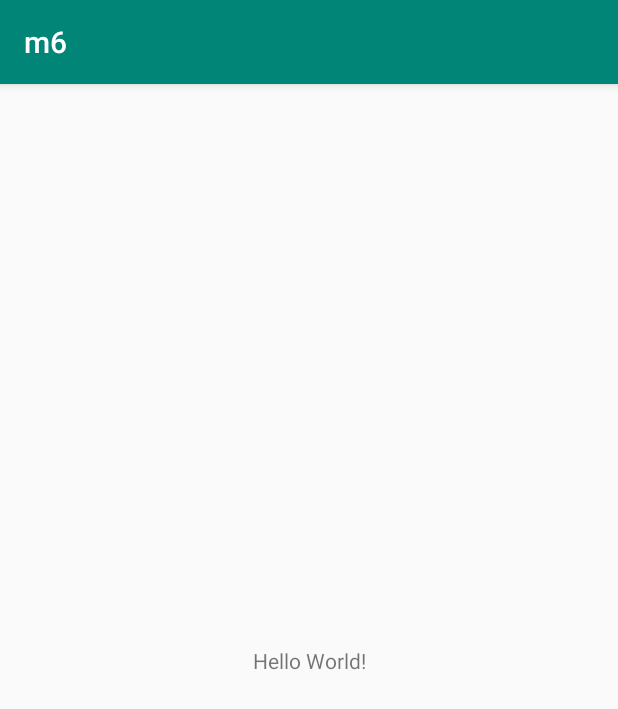
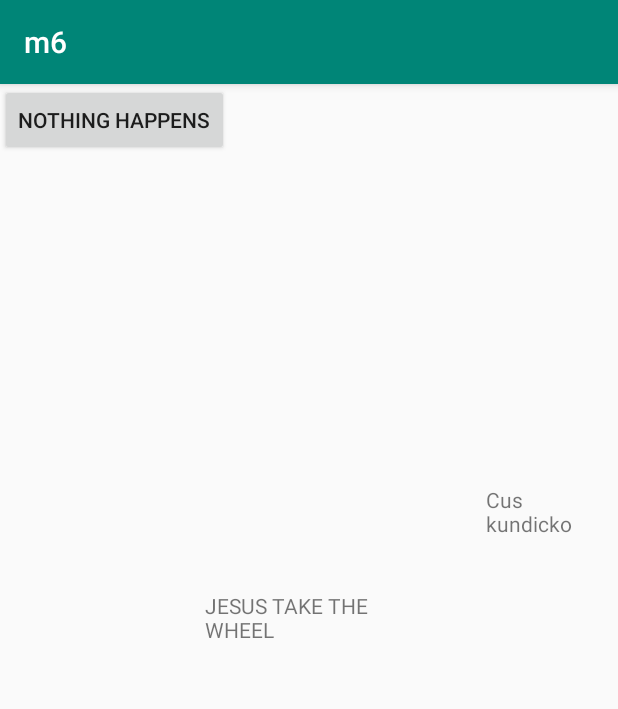
Before and after one commit to DahnJ/m6, an Android app: the screen it shows after launch (MainActivity), on a phone screen of 412 x 824 dp. Shown: the top 709 px of the screen. Run offline under Robolectric (Android 15) with nearby library versions, the phone set to English and light mode, and no system bars.

Commit message:
komit mesič

```diff
--- a/app/src/main/res/layout/activity_main.xml
+++ b/app/src/main/res/layout/activity_main.xml
@@ -8,12 +8,32 @@
     tools:context=".MainActivity">
 
     <TextView
-        android:layout_width="wrap_content"
-        android:layout_height="wrap_content"
-        android:text="Hello World!"
+        android:layout_width="139dp"
+        android:layout_height="92dp"
+        android:text="JESUS TAKE THE WHEEL"
         app:layout_constraintBottom_toBottomOf="parent"
         app:layout_constraintLeft_toLeftOf="parent"
         app:layout_constraintRight_toRightOf="parent"
         app:layout_constraintTop_toTopOf="parent" />
 
+    <TextView
+        android:id="@+id/textView"
+        android:layout_width="74dp"
+        android:layout_height="40dp"
+        android:text="Cus kundicko"
+        app:layout_constraintBottom_toBottomOf="parent"
+        app:layout_constraintHorizontal_bias="0.958"
+        app:layout_constraintLeft_toLeftOf="parent"
+        app:layout_constraintRight_toRightOf="parent"
+        app:layout_constraintTop_toTopOf="parent"
+        app:layout_constraintVertical_bias="0.367" />
+
+    <Button
+        android:id="@+id/button"
+        android:layout_width="wrap_content"
+        android:layout_height="wrap_content"
+        android:text="Nothing happens"
+        tools:layout_editor_absoluteX="168dp"
+        tools:layout_editor_absoluteY="263dp" />
+
 </androidx.constraintlayout.widget.ConstraintLayout>
```
Also changed, not shown: 2 other files.
